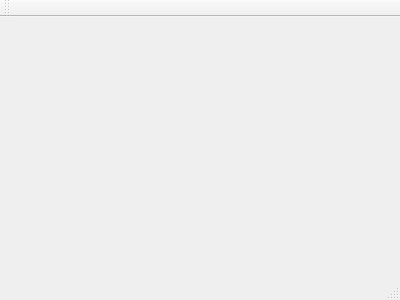
Qt form yajad_qt/mainwindow.ui (arruzk/yajad) before a commit.
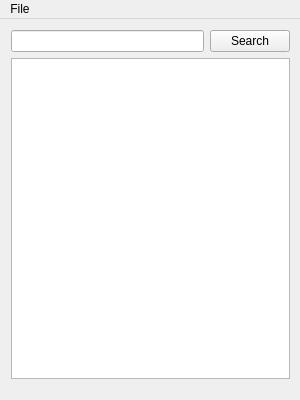
The same form after that commit.

```diff
--- a/yajad_qt/mainwindow.ui
+++ b/yajad_qt/mainwindow.ui
@@ -1,24 +1,68 @@
 <ui version="4.0">
  <class>MainWindow</class>
- <widget class="QMainWindow" name="MainWindow" >
-  <property name="geometry" >
+ <widget class="QMainWindow" name="MainWindow">
+  <property name="geometry">
    <rect>
     <x>0</x>
     <y>0</y>
-    <width>400</width>
-    <height>300</height>
+    <width>300</width>
+    <height>400</height>
    </rect>
   </property>
   <property name="windowTitle" >
    <string>MainWindow</string>
   </property>
-  <widget class="QMenuBar" name="menuBar" />
-  <widget class="QToolBar" name="mainToolBar" />
-  <widget class="QWidget" name="centralWidget" />
-  <widget class="QStatusBar" name="statusBar" />
+  <widget class="QWidget" name="centralWidget">
+   <widget class="QWidget" name="gridLayoutWidget">
+    <property name="geometry">
+     <rect>
+      <x>0</x>
+      <y>0</y>
+      <width>301</width>
+      <height>371</height>
+     </rect>
+    </property>
+    <layout class="QGridLayout" name="gridLayout">
+     <item row="0" column="0">
+      <widget class="QLineEdit" name="lineEdit"/>
+     </item>
+     <item row="0" column="1">
+      <widget class="QPushButton" name="searchButton">
+       <property name="text">
+        <string>Search</string>
+       </property>
+      </widget>
+     </item>
+     <item row="1" column="0" colspan="2">
+      <widget class="QTextBrowser" name="textBrowser"/>
+     </item>
+    </layout>
+   </widget>
+  </widget>
+  <widget class="QMenuBar" name="menuBar">
+   <property name="geometry">
+    <rect>
+     <x>0</x>
+     <y>0</y>
+     <width>300</width>
+     <height>25</height>
+    </rect>
+   </property>
+   <widget class="QMenu" name="menuFile">
+    <property name="title">
+     <string>File</string>
+    </property>
+    <addaction name="actionExit"/>
+   </widget>
+   <addaction name="menuFile"/>
+  </widget>
+  <action name="actionExit">
+   <property name="text">
+    <string>Exit</string>
+   </property>
+  </action>
  </widget>
- <layoutDefault spacing="6" margin="11" />
- <pixmapfunction></pixmapfunction>
+ <layoutdefault spacing="6" margin="11"/>
  <resources/>
  <connections/>
 </ui>
```
Left out of the diff: 22 changed lines with no effect on the pictures.
